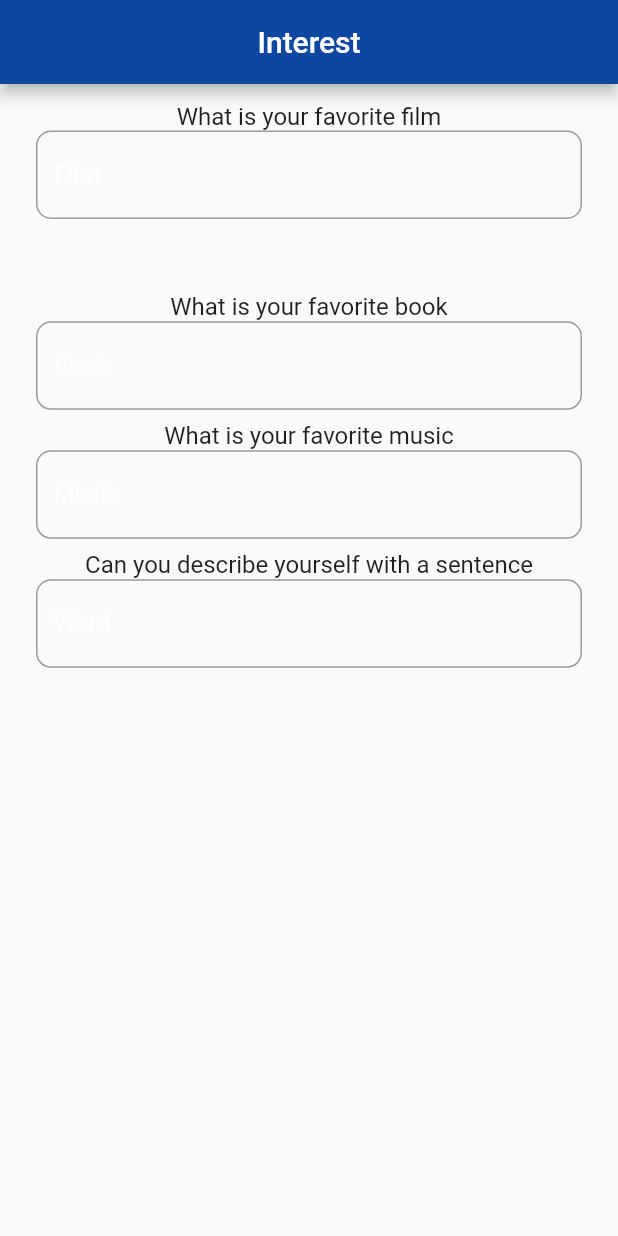
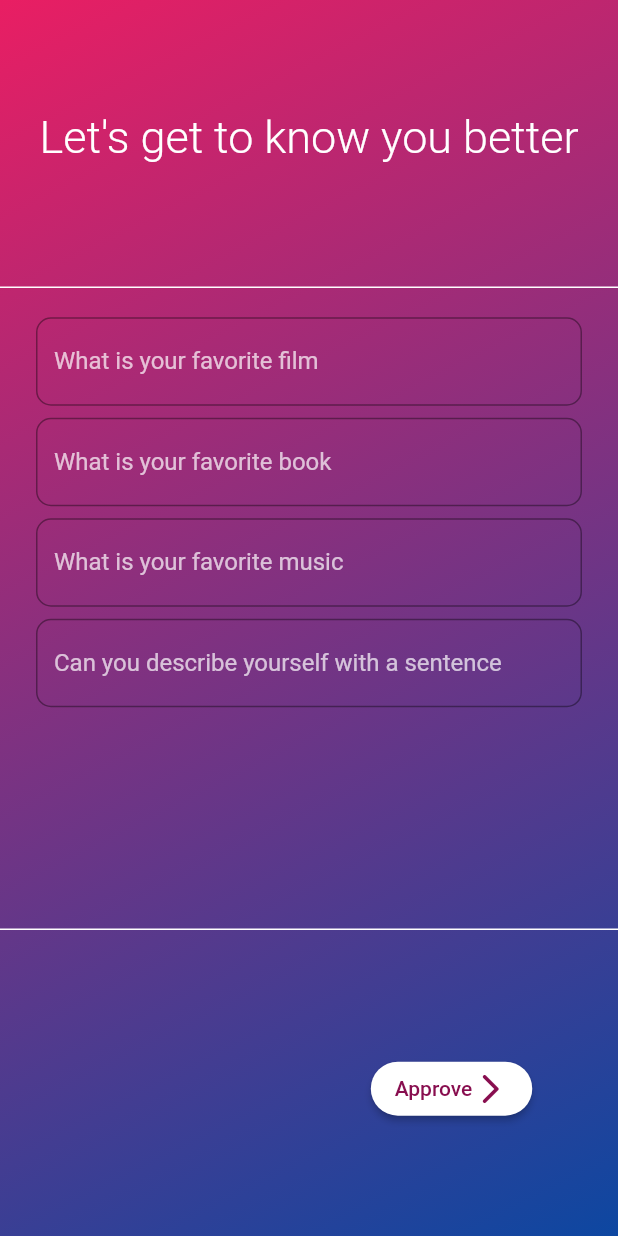
Before and after one commit to Kerimserdar/U-nion, a Flutter app: the Pages screen opened directly, on a phone screen of 412 x 824 dp. Run offline on Flutter 3.47's test engine with Material 2 defaults, Android fonts, the light colour scheme and no system bars; missing offline and left inert: mysql1; accounts and stored records are empty.

```diff
--- a/lib/pages.dart
+++ b/lib/pages.dart
@@ -1,4 +1,5 @@
 import 'package:flutter/material.dart';
+import 'login.dart';
 
 class Pages extends StatefulWidget {
   @override
@@ -12,56 +13,59 @@ class _PagesState extends State<Pages> {
   TextEditingController word = new TextEditingController();
 
   @override
+  void initState() {
+    super.initState();
+  }
+
+  @override
   Widget build(BuildContext context) {
     return Scaffold(
       resizeToAvoidBottomInset: false,
-      appBar: AppBar(
-        title: Center(child: Text("Interest")),
-        backgroundColor: Colors.blue[900],
+      body: Container(
+        decoration: BoxDecoration(
+          gradient: LinearGradient(
+              begin: Alignment.topLeft,
+              end: Alignment.bottomRight,
+              colors: [Colors.pink[500], Colors.blue[900]]),
+          shape: BoxShape.rectangle,
         ),
-      body: Container(
+        child: Column(
+          mainAxisAlignment: MainAxisAlignment.spaceEvenly,
+          children: [
+            Text(
+              "Let's get to know you better",
+              style: TextStyle(
+                color: Colors.white,
+                fontSize: 30,
+                fontWeight: FontWeight.w300,
+              ),
+            ),
+            Column(
+              children: [
+                Divider(
+                  thickness: 1,
+                  color: Colors.white,
+                ),
+                Container(
+                  height: MediaQuery.of(context).size.height * 0.5,
                   child: ListView(
                     padding: const EdgeInsets.all(8),
                     children: <Widget>[
                       ListTile(
-            title: Center(child: Text("What is your favorite film")),
-            subtitle: TextField(
+                        title: TextField(
                           controller: film,
                           style: TextStyle(
                             color: Colors.white,
                           ),
                           decoration: InputDecoration(
                             border: new OutlineInputBorder(
+                              borderSide: new BorderSide(color: Colors.white),
                               borderRadius: const BorderRadius.all(
                                 const Radius.circular(10.0),
                               ),
                             ),
                             fillColor: Colors.lightBlueAccent,
-                labelText: 'Film',
-                labelStyle: TextStyle(
-                  color: Colors.white70,
-                ),
-              ),
-            ),
-          ),
-          SizedBox(
-            height: MediaQuery.of(context).size.height * 0.05,
-          ),
-          ListTile(
-            title: Center(child: Text("What is your favorite book")),
-            subtitle: TextField(
-              controller: book,
-              style: TextStyle(
-                color: Colors.white,
-              ),
-              decoration: InputDecoration(
-                border: new OutlineInputBorder(
-                  borderRadius: const BorderRadius.all(
-                    const Radius.circular(10.0),
-                  ),
-                ),
-                fillColor: Colors.lightBlueAccent,
-                labelText: 'Book',
+                            labelText: 'What is your favorite film',
                             labelStyle: TextStyle(
                               color: Colors.white70,
                             ),
@@ -69,20 +73,20 @@ class _PagesState extends State<Pages> {
                         ),
                       ),
                       ListTile(
-            title: Center(child: Text("What is your favorite music")),
-            subtitle: TextField(
-              controller: music,
+                        title: TextField(
+                          controller: book,
                           style: TextStyle(
                             color: Colors.white,
                           ),
                           decoration: InputDecoration(
                             border: new OutlineInputBorder(
+                              borderSide: new BorderSide(color: Colors.white),
                               borderRadius: const BorderRadius.all(
                                 const Radius.circular(10.0),
                               ),
                             ),
                             fillColor: Colors.lightBlueAccent,
-                labelText: 'Music',
+                            labelText: 'What is your favorite book',
                             labelStyle: TextStyle(
                               color: Colors.white70,
                             ),
@@ -90,21 +94,41 @@ class _PagesState extends State<Pages> {
                         ),
                       ),
                       ListTile(
-            title: Center(
-                child: Text("Can you describe yourself with a sentence")),
-            subtitle: TextField(
+                        title: TextField(
+                          controller: music,
+                          style: TextStyle(
+                            color: Colors.white,
+                          ),
+                          decoration: InputDecoration(
+                            border: new OutlineInputBorder(
+                              borderSide: new BorderSide(color: Colors.white),
+                              borderRadius: const BorderRadius.all(
+                                const Radius.circular(10.0),
+                              ),
+                            ),
+                            fillColor: Colors.lightBlueAccent,
+                            labelText: 'What is your favorite music',
+                            labelStyle: TextStyle(
+                              color: Colors.white70,
+                            ),
+                          ),
+                        ),
+                      ),
+                      ListTile(
+                        title: TextField(
                           controller: word,
                           style: TextStyle(
                             color: Colors.white,
                           ),
                           decoration: InputDecoration(
                             border: new OutlineInputBorder(
+                              borderSide: new BorderSide(color: Colors.white),
                               borderRadius: const BorderRadius.all(
                                 const Radius.circular(10.0),
                               ),
                             ),
-                fillColor: Colors.lightBlueAccent,
-                labelText: 'Word',
+                            fillColor: Colors.white,
+                            labelText: 'Can you describe yourself with a sentence',
                             labelStyle: TextStyle(
                               color: Colors.white70,
                             ),
@@ -112,7 +136,41 @@ class _PagesState extends State<Pages> {
                         ),
                       ),
                     ],
-      )),
+                  ),
+                ),
+                Divider(
+                  thickness: 1,
+                  color: Colors.white,
+                ),
+              ],
+            ),
+            Row(
+              children: [
+                SizedBox(width: MediaQuery.of(context).size.width * 0.6),
+                ElevatedButton(
+                  onPressed: () {
+                    Navigator.pushReplacement(context,
+                        MaterialPageRoute(builder: (context) => Pages()));
+                  },
+                  child: Row(
+                    children: [
+                      Text("Approve"),
+                      Icon(Icons.arrow_forward_ios_rounded),
+                    ],
+                  ),
+                  style: ElevatedButton.styleFrom(
+                    shape: new RoundedRectangleBorder(
+                      borderRadius: new BorderRadius.circular(30.0),
+                    ),
+                    primary: Colors.white, // background
+                    onPrimary: Colors.pink[900], // foreground
+                  ),
+                ),
+              ],
+            ),
+          ],
+        ),
+      ),
     );
   }
 }
--- a/pubspec.yaml
+++ b/pubspec.yaml
@@ -23,7 +23,7 @@ environment:
 dependencies:
   flutter:
     sdk: flutter
-  mysql1: ^0.19.0
+  mysql1: ^0.19.2
   http: ^0.13.1
 
   # The following adds the Cupertino Icons font to your application.
```
Also changed, not shown: lib/connect.dart (added, +13 -0 lines), lib/login.dart (+63 -24 lines), lib/signup.dart (+92 -60 lines), pubspec.lock. Lines whose indentation alone changed are shown as unchanged.
